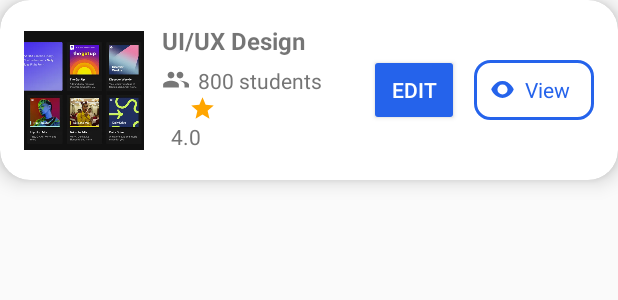
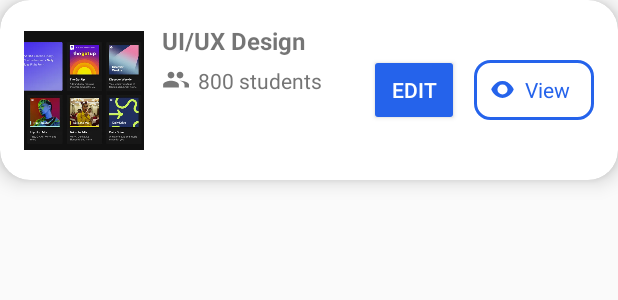
Before and after one commit to HannahBun/SkillHub, an Android app built with Jetpack Compose: the layout instructor_course2.xml on its own in the app's theme, with its tools: preview values and no code run, on a phone screen of 412 x 824 dp. Shown: the top 300 px of the screen. Run offline under Robolectric (Android 15) with nearby library versions, the phone set to English and light mode, and no system bars.

Commit message:
Update instructor_course2.xml

```diff
--- a/SkillHubApp/app/src/main/res/layout/instructor_course2.xml
+++ b/SkillHubApp/app/src/main/res/layout/instructor_course2.xml
@@ -65,22 +65,6 @@
 
             </LinearLayout>
 
-            <ImageView
-                android:layout_width="18dp"
-                android:layout_height="18dp"
-                android:layout_marginStart="18dp"
-                android:contentDescription="@string/star"
-                android:src="@drawable/ic_star"
-                android:tint="#FFA500" />
-
-            <TextView
-                android:id="@+id/courseRating"
-                android:layout_width="32dp"
-                android:layout_height="20dp"
-                android:layout_marginStart="6dp"
-                android:text="@string/_4_0"
-                android:textColor="#757575" />
-
         </LinearLayout>
 
         <Button
@@ -119,4 +103,5 @@
 
     </LinearLayout>
 
+
 </androidx.cardview.widget.CardView>
```
